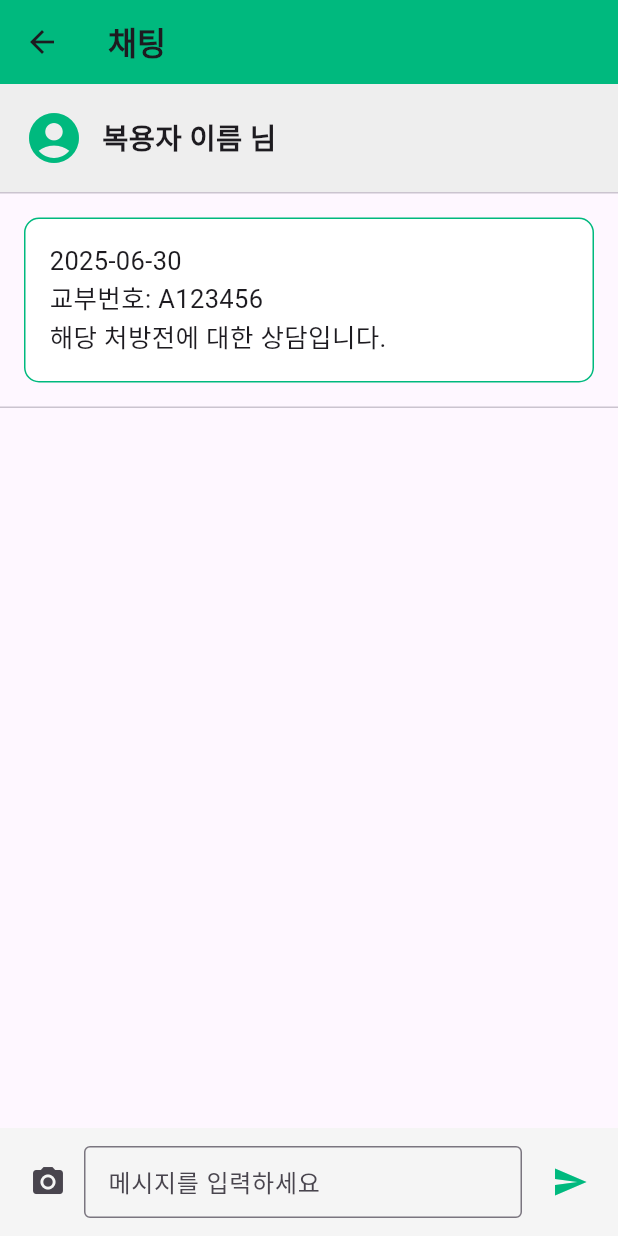
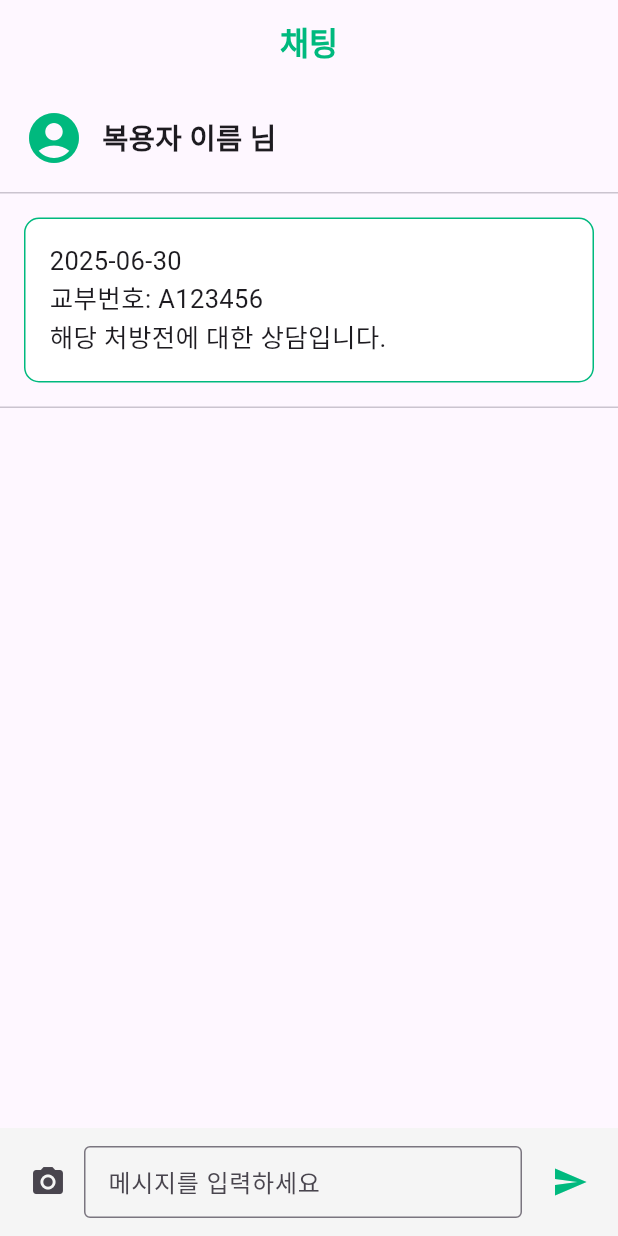
Before and after one commit to seohyun020633/QRyakee, a Flutter app: the PharmacyChat screen opened directly, on a phone screen of 412 x 824 dp. Run offline on Flutter 3.47's test engine with Material 3 defaults, Android fonts, the phone set to English and light mode, and no system bars; our stand-ins replace camera, image_picker, permission_handler, webview_flutter; missing offline and left inert: flutter_naver_map, google_mlkit_text_recognition, mobile_scanner.

Commit message:
상단바

```diff
--- a/flutter_application/lib/pharmacy_chat.dart
+++ b/flutter_application/lib/pharmacy_chat.dart
@@ -10,7 +10,6 @@ class PharmacyChat extends StatefulWidget {
 }
 
 class _PharmacyChatState extends State<PharmacyChat> {
-
   final TextEditingController _controller = TextEditingController();
   final List<String> _messages = [];
 
@@ -18,12 +17,12 @@ class _PharmacyChatState extends State<PharmacyChat> {
     showDialog(
       context: context,
       builder: (_) => AlertDialog(
-        title: const Text('처방전 상세 정보',style: TextStyle(fontSize: 20),),
+        title: const Text('처방전 상세 정보', style: TextStyle(fontSize: 20)),
         content: const Column(
           mainAxisSize: MainAxisSize.min,
           crossAxisAlignment: CrossAxisAlignment.start,
           children: [
-            Text('환자 이름:', style: TextStyle(fontSize: 17),),
+            Text('환자 이름:', style: TextStyle(fontSize: 17)),
             Text('주민번호:7자리', style: TextStyle(fontSize: 17)),
             Text('교부일자:', style: TextStyle(fontSize: 17)),
             Text('교부번호:', style: TextStyle(fontSize: 17)),
@@ -32,9 +31,12 @@ class _PharmacyChatState extends State<PharmacyChat> {
         ),
         actions: [
           TextButton(
-            child: const Text('닫기', style: TextStyle(fontSize: 15, color: Colors.black)),
+            child: const Text(
+              '닫기',
+              style: TextStyle(fontSize: 15, color: Colors.black),
+            ),
             onPressed: () => Navigator.of(context).pop(),
-          )
+          ),
         ],
       ),
     );
@@ -52,24 +54,32 @@ class _PharmacyChatState extends State<PharmacyChat> {
 
   @override
   Widget build(BuildContext context) {
-
     return Scaffold(
       appBar: AppBar(
-        title: const Text('채팅', style: TextStyle(fontSize: 21, fontWeight: FontWeight.bold),),
-        backgroundColor: AppColors.primary,
+        automaticallyImplyLeading: false,
+        centerTitle: true,
+        title: const Text(
+          '채팅',
+          style: TextStyle(
+            fontSize: 21,
+            fontWeight: FontWeight.bold,
+            color: AppColors.primary,
+          ),
+        ),
       ),
       body: Column(
         children: [
           // 사용자에게 전달 받음
           Container(
             padding: const EdgeInsets.all(16),
-            color: Colors.grey[200],
             child: Row(
               children: const [
-                Icon(Icons.account_circle, size: 40, color:AppColors.primary,),
+                Icon(Icons.account_circle, size: 40, color: AppColors.primary),
                 SizedBox(width: 12),
                 Text(
-                  '복용자 이름' '\t' '님',
+                  '복용자 이름'
+                  '\t'
+                  '님',
                   style: TextStyle(fontSize: 19, fontWeight: FontWeight.bold),
                 ),
               ],
--- a/flutter_application/lib/pharmacy_home.dart
+++ b/flutter_application/lib/pharmacy_home.dart
@@ -59,7 +59,7 @@ class PharmacyHome extends StatelessWidget {
         child: Column(
           crossAxisAlignment: CrossAxisAlignment.start,
           children: [
-            const Text('약국이름', style: TextStyle(fontSize: 19)),
+            const Text('약국이름', style: TextStyle(fontSize: 17)),
             const SizedBox(height: 16),
             Expanded(
               child: ListView.builder(
```
Also changed, not shown: flutter_application/lib/first.dart (+11 -4 lines), flutter_application/lib/pharmacy_bottom_camera.dart (+23 -8 lines), flutter_application/lib/pharmacy_notification.dart (+12 -5 lines). Lines whose indentation alone changed are shown as unchanged.
